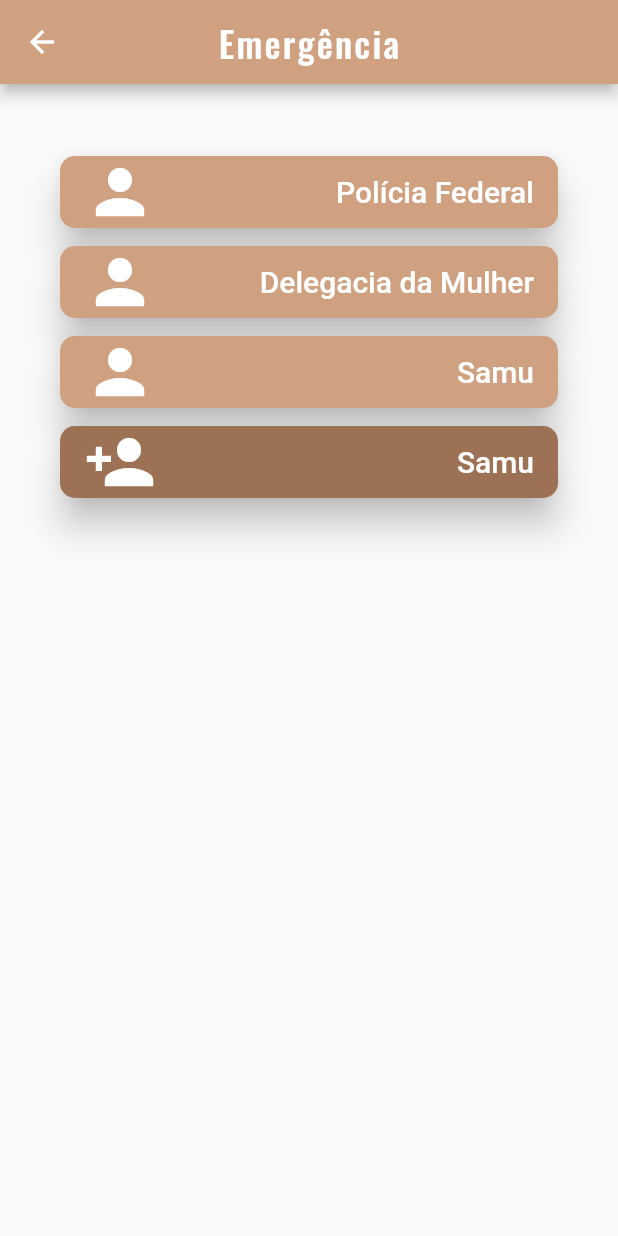
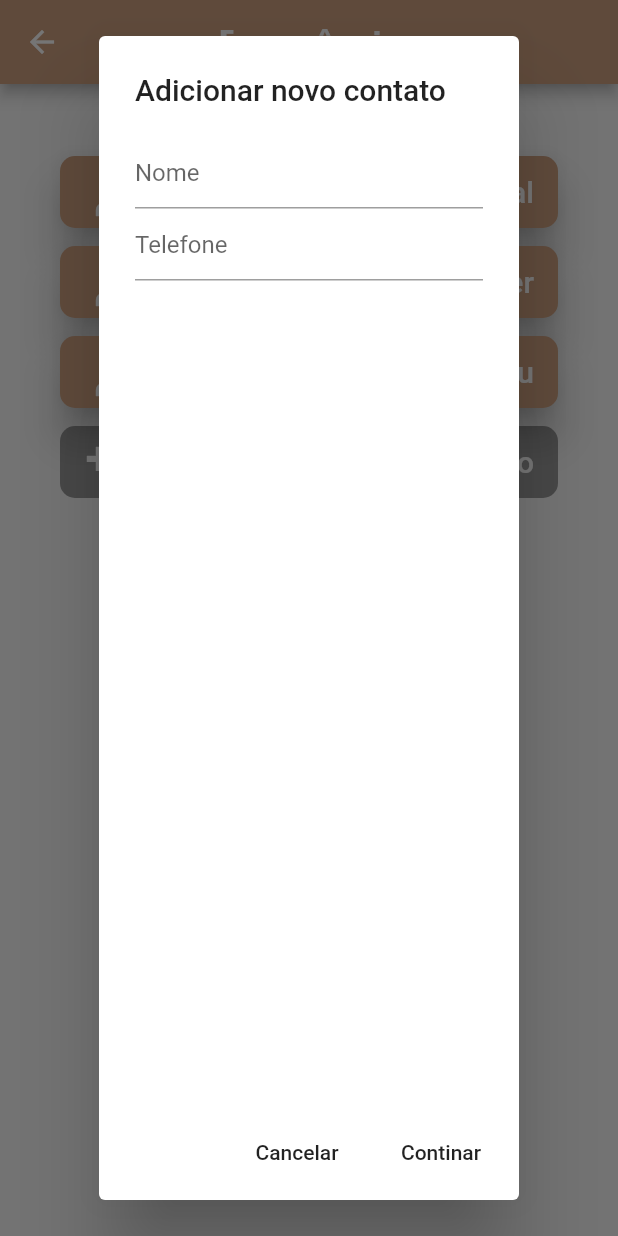
Before and after one commit to JheeKeyth/chameleon, a Flutter app: the EmergencyPage screen opened directly, on a phone screen of 412 x 824 dp. Run offline on Flutter 3.47's test engine with Material 2 defaults, Android fonts, the phone set to English and light mode, and no system bars; our stand-ins replace google_fonts, group_radio_button, location, mask_text_input_formatter, sqflite; missing offline and left inert: cpfcnpj, geocoder; accounts and stored records are empty.

Commit message:
feature new contact

```diff
--- a/lib/screens/emergency/emergency_page.dart
+++ b/lib/screens/emergency/emergency_page.dart
@@ -5,6 +5,62 @@
 import 'package:chameleon/screens/home/widgets/buttom_custom.dart';
 //imports packages
 import 'package:google_fonts/google_fonts.dart';
+
+showAlertDialog2(BuildContext context) {
+
+  final _formKey = GlobalKey<FormState>();
+  final nameController = TextEditingController();
+  final phoneController = TextEditingController();
+
+  Widget cancelaButton = FlatButton(
+    child: Text("Cancelar"),
+    onPressed: Navigator.of(context).pop ,
+  );
+  Widget continuaButton = FlatButton(
+    child: Text("Continar"),
+    onPressed:  () {},
+  );
+  //configura o AlertDialog
+  AlertDialog alert = AlertDialog(
+    title: Text("Adicionar novo contato"),
+    content: Form(
+      key: _formKey,
+      child: Column(
+        children: [
+          TextFormField(
+            keyboardType: TextInputType.name,
+            controller: nameController,
+            decoration: InputDecoration(hintText: "Nome"),
+            validator: (value) {
+              if (value.isEmpty) return 'Digite o nome';
+              return null;
+            }
+          ),
+          TextFormField(
+            keyboardType: TextInputType.phone,
+            controller: phoneController,
+            decoration: InputDecoration(hintText: "Telefone"),
+            validator: (value) {
+              if (value.isEmpty) return 'Digite o número';
+              return null;
+            }
+          )
+        ],
+      ),
+    ),
+    actions: [
+      cancelaButton,
+      continuaButton,
+    ],
+  );
+  //exibe o diálogo
+  showDialog(
+    context: context,
+    builder: (BuildContext context) {
+      return alert;
+    },
+  );
+}
 
 class EmergencyPage extends StatefulWidget {
   @override
@@ -58,11 +114,11 @@
 
             ),
             ButtomCustom(
-                text: 'Samu',
+                text: 'Novo contato',
                 textColor: Colors.white,
                 backgroundColor: Color(0xFF9D7254),
                 icon: Icons.person_add,
-                onClick: () {print("texto");}
+                onClick: showAlertDialog2(context)
 
             ),
 
```
